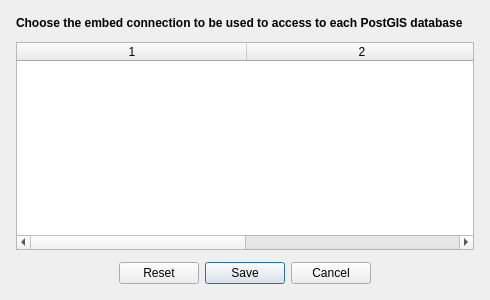
isogeo/isogeo-plugin-qgis, file ui/db_connections/ui_db_connections.ui: the form before one commit.
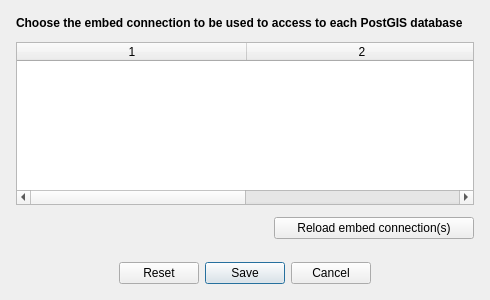
The form after the commit. Icons and pictures are not drawn.

Commit message:
Add a button to UI for pgdb conn reloading
#320

```diff
--- a/ui/db_connections/ui_db_connections.ui
+++ b/ui/db_connections/ui_db_connections.ui
@@ -97,13 +97,13 @@
          <property name="minimumSize">
           <size>
            <width>0</width>
-           <height>0</height>
+           <height>100</height>
           </size>
          </property>
          <property name="maximumSize">
           <size>
            <width>16777215</width>
-           <height>16777215</height>
+           <height>200</height>
           </size>
          </property>
          <property name="autoFillBackground">
@@ -157,6 +157,55 @@
        </item>
       </layout>
      </item>
+     <item>
+      <layout class="QHBoxLayout" name="horizontalLayout_2">
+       <item>
+        <spacer name="horizontalSpacer">
+         <property name="orientation">
+          <enum>Qt::Horizontal</enum>
+         </property>
+         <property name="sizeHint" stdset="0">
+          <size>
+           <width>40</width>
+           <height>20</height>
+          </size>
+         </property>
+        </spacer>
+       </item>
+       <item>
+        <widget class="QPushButton" name="btn_reload_conn">
+         <property name="minimumSize">
+          <size>
+           <width>200</width>
+           <height>0</height>
+          </size>
+         </property>
+         <property name="maximumSize">
+          <size>
+           <width>200</width>
+           <height>16777215</height>
+          </size>
+         </property>
+         <property name="text">
+          <string>Reload embed connection(s)</string>
+         </property>
+        </widget>
+       </item>
+      </layout>
+     </item>
+     <item>
+      <spacer name="verticalSpacer">
+       <property name="orientation">
+        <enum>Qt::Vertical</enum>
+       </property>
+       <property name="sizeHint" stdset="0">
+        <size>
+         <width>20</width>
+         <height>40</height>
+        </size>
+       </property>
+      </spacer>
+     </item>
      <item>
       <widget class="QDialogButtonBox" name="btnbox">
        <property name="maximumSize">
```
The commit also changes 1 other file.
